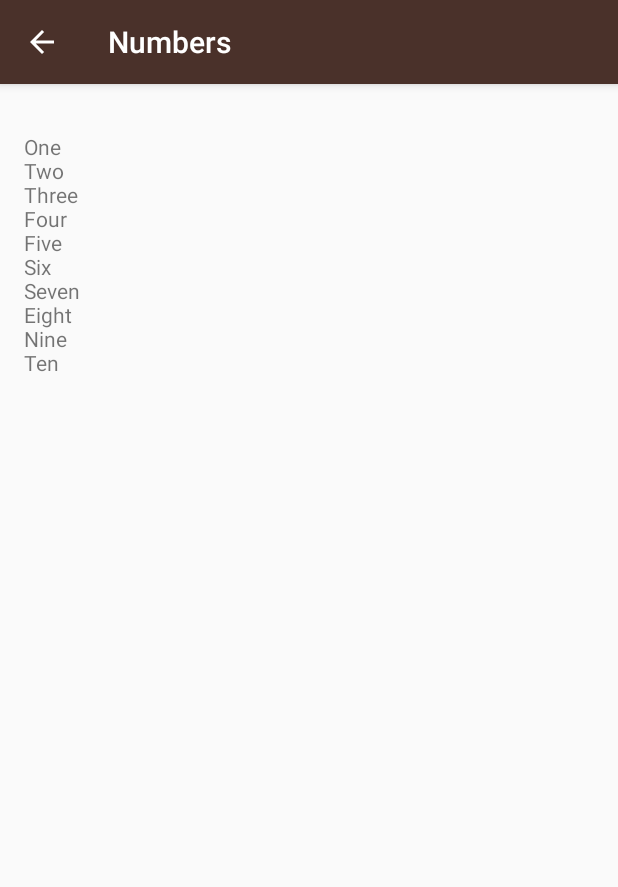
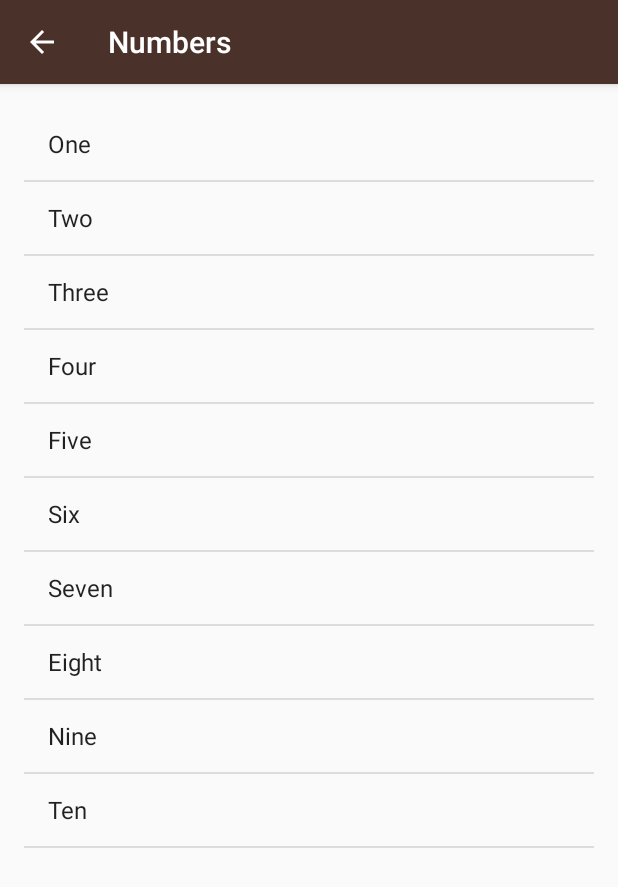
Before and after one commit to nirmaljoshua91/ud839_Miwok-lesson-one, an Android app: the NumbersActivity screen opened directly, with no data from a screen before it, on a phone screen of 412 x 824 dp. Shown: the top 887 px of the screen. Run offline under Robolectric (Android 15) with nearby library versions, the phone set to English and light mode, and no system bars.

Commit message:
Implemented the ListView for Numbers Activity and also used ArrayList - 10_23

```diff
--- a/app/src/main/java/com/example/android/miwok/NumbersActivity.java
+++ b/app/src/main/java/com/example/android/miwok/NumbersActivity.java
@@ -18,7 +18,12 @@ package com.example.android.miwok;
 import android.support.v7.app.AppCompatActivity;
 import android.os.Bundle;
 import android.util.Log;
+import android.widget.ArrayAdapter;
+import android.widget.LinearLayout;
+import android.widget.ListView;
 import android.widget.TextView;
+
+import java.util.ArrayList;
 
 public class NumbersActivity extends AppCompatActivity {
 
@@ -27,23 +32,33 @@ public class NumbersActivity extends AppCompatActivity {
         super.onCreate(savedInstanceState);
         setContentView(R.layout.activity_numbers);
 
-        String[] words=new String[10];
-        words[0]="One";
-        words[1]="Two";
-        words[2]="Three";
-        words[3]="Four";
-        words[4]="Five";
-        words[5]="Six";
-        words[6]="Seven";
-        words[7]="Eight";
-        words[8]="Nine";
-        words[9]="Ten";
-        String temp="";
-        for (int i=0;i<=words.length-1;i++){
-            temp=temp + "\n" +words[i];
+        ArrayList<String> words=new ArrayList<String>();
+        words.add("One");
+        words.add("Two");
+        words.add("Three");
+        words.add("Four");
+        words.add("Five");
+        words.add("Six");
+        words.add("Seven");
+        words.add("Eight");
+        words.add("Nine");
+        words.add("Ten");
+       /* String temp="";
+        for (int i=0;i<=words.size()-1;i++){
+            LinearLayout wordsLinear =(LinearLayout) findViewById(R.id.numbersLinearView);
+            TextView wordsTextView=new TextView(this);
+            wordsTextView.setText(words.get(i));
+            wordsTextView.setGravity(1);
+            wordsLinear.addView(wordsTextView);
+           // temp=temp + "\n" +words.get(i);
+            Log.v("wordPositions","The word in the"+i+"th position is"+words.get(i));
         }
-        TextView numbers= (TextView)findViewById(R.id.NumbersWorsListView);
-       numbers.setText(temp);
+       // TextView numbers= (TextView)findViewById(R.id.NumbersWorsListView);
+       //numbers.setText(temp);
+       */
+        ArrayAdapter<String> itemAdapter = new ArrayAdapter<String>(this,android.R.layout.simple_list_item_1,words);
+        ListView listView =(ListView)findViewById(R.id.list);
+        listView.setAdapter(itemAdapter);
 
     }
 }
--- a/app/src/main/res/layout/activity_numbers.xml
+++ b/app/src/main/res/layout/activity_numbers.xml
@@ -13,20 +13,18 @@
      See the License for the specific language governing permissions and
      limitations under the License.
 -->
-<RelativeLayout xmlns:android="http://schemas.android.com/apk/res/android"
+<ListView xmlns:android="http://schemas.android.com/apk/res/android"
     xmlns:tools="http://schemas.android.com/tools"
     android:layout_width="match_parent"
     android:layout_height="match_parent"
+    android:orientation="vertical"
+    android:id="@+id/list"
     android:paddingBottom="@dimen/activity_vertical_margin"
     android:paddingLeft="@dimen/activity_horizontal_margin"
     android:paddingRight="@dimen/activity_horizontal_margin"
     android:paddingTop="@dimen/activity_vertical_margin"
     tools:context="com.example.android.miwok.NumbersActivity">
 
-    <TextView
-        android:layout_width="wrap_content"
-        android:layout_height="wrap_content"
-        android:id="@+id/NumbersWorsListView"
-        android:text="hgfjgfjhgjhgjhjgf"/>
 
-</RelativeLayout>
+
+</ListView>
--- a/build.gradle
+++ b/build.gradle
@@ -5,7 +5,7 @@ buildscript {
         jcenter()
     }
     dependencies {
-        classpath 'com.android.tools.build:gradle:2.2.1'
+        classpath 'com.android.tools.build:gradle:2.2.2'
 
         // NOTE: Do not place your application dependencies here; they belong
         // in the individual module build.gradle files
```
